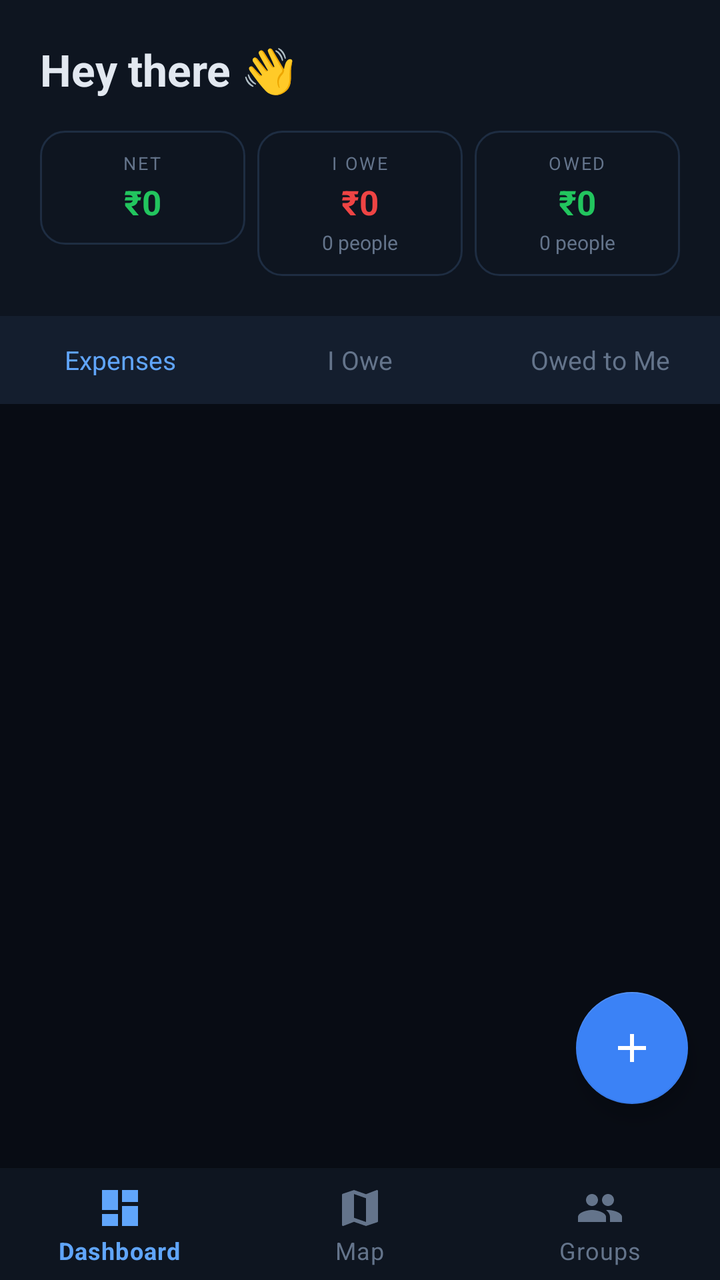
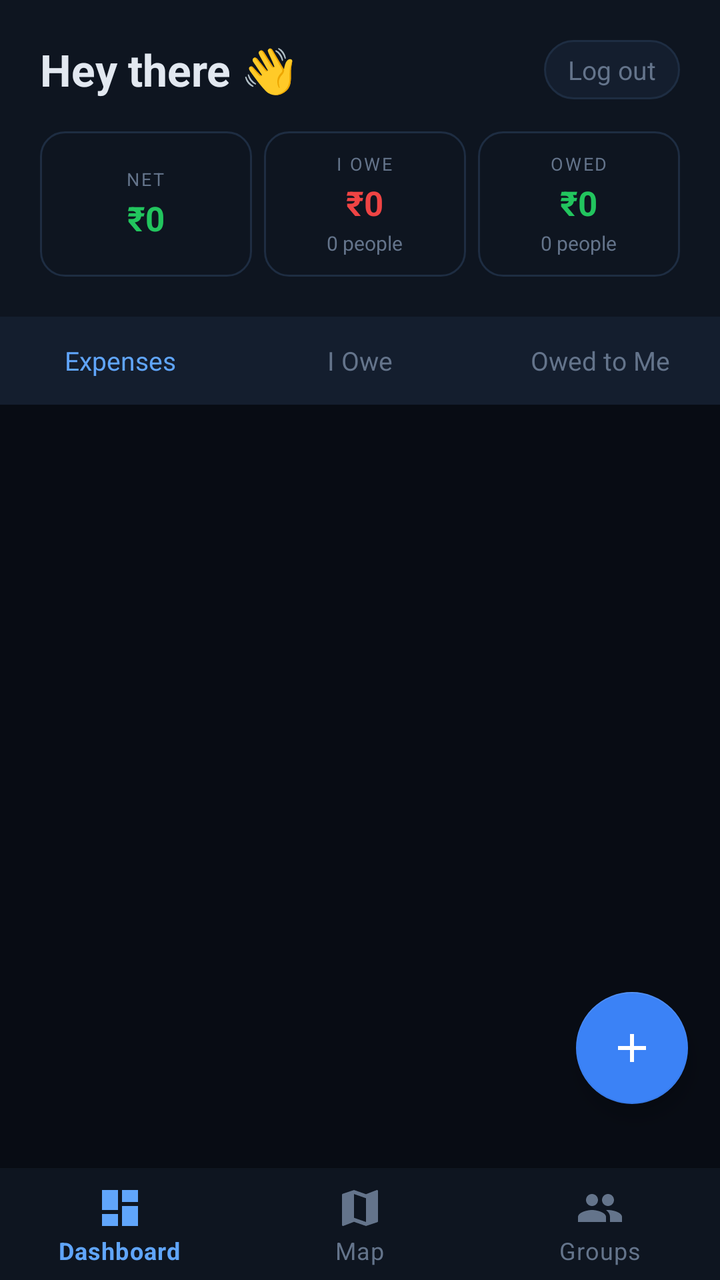

Before-and-after screenshots of an Android layout around one commit, followed by the original layout XML and the change that was made.
<!-- AndroidManifest.xml: application theme Theme.Splitr -->
<!-- res/layout/activity_dashboard.xml -->
<?xml version="1.0" encoding="utf-8"?>
<androidx.coordinatorlayout.widget.CoordinatorLayout
    xmlns:android="http://schemas.android.com/apk/res/android"
    xmlns:app="http://schemas.android.com/apk/res-auto"
    android:layout_width="match_parent"
    android:layout_height="match_parent"
    android:background="@color/bg">

    
    <TextView
        android:id="@+id/tvOfflineBanner"
        android:layout_width="match_parent"
        android:layout_height="wrap_content"
        android:text="📵 Offline — showing cached data"
        android:textColor="#fbbf24"
        android:textSize="12sp"
        android:gravity="center"
        android:background="#1a1200"
        android:padding="10dp"
        android:visibility="gone"
        android:elevation="4dp"/>

    
    <TextView
        android:id="@+id/tvPendingBanner"
        android:layout_width="match_parent"
        android:layout_height="wrap_content"
        android:textColor="#34d399"
        android:textSize="12sp"
        android:gravity="center"
        android:background="#001a0d"
        android:padding="10dp"
        android:visibility="gone"
        android:elevation="4dp"
        android:layout_marginTop="38dp"/>

    <LinearLayout
        android:layout_width="match_parent"
        android:layout_height="match_parent"
        android:orientation="vertical"
        android:paddingBottom="72dp">

        
        <LinearLayout
            android:layout_width="match_parent"
            android:layout_height="wrap_content"
            android:orientation="vertical"
            android:background="@color/surface"
            android:padding="20dp">

            <TextView
                android:id="@+id/tvUsername"
                android:layout_width="wrap_content"
                android:layout_height="wrap_content"
                android:text="Hey there 👋"
                android:textSize="22sp"
                android:textStyle="bold"
                android:textColor="@color/text"/>

            
            <LinearLayout
                android:layout_width="match_parent"
                android:layout_height="wrap_content"
                android:orientation="horizontal"
                android:layout_marginTop="16dp"
                android:weightSum="3">

                
                <LinearLayout
                    android:layout_width="0dp"
                    android:layout_height="wrap_content"
                    android:layout_weight="1"
                    android:orientation="vertical"
                    android:gravity="center"
                    android:background="@drawable/bg_card"
                    android:padding="10dp"
                    android:layout_marginEnd="6dp">
                    <TextView
                        android:layout_width="wrap_content"
                        android:layout_height="wrap_content"
                        android:text="NET"
                        android:textSize="9sp"
                        android:textColor="@color/muted"
                        android:letterSpacing="0.1"/>
                    <TextView
                        android:id="@+id/tvNetBalance"
                        android:layout_width="wrap_content"
                        android:layout_height="wrap_content"
                        android:text="₹0"
                        android:textSize="17sp"
                        android:textStyle="bold"
                        android:textColor="@color/green"
                        android:layout_marginTop="2dp"/>
                </LinearLayout>

                
                <LinearLayout
                    android:layout_width="0dp"
                    android:layout_height="wrap_content"
                    android:layout_weight="1"
                    android:orientation="vertical"
                    android:gravity="center"
                    android:background="@drawable/bg_card"
                    android:padding="10dp"
                    android:layout_marginEnd="6dp">
                    <TextView
                        android:layout_width="wrap_content"
                        android:layout_height="wrap_content"
                        android:text="I OWE"
                        android:textSize="9sp"
                        android:textColor="@color/muted"
                        android:letterSpacing="0.1"/>
                    <TextView
                        android:id="@+id/tvIOwe"
                        android:layout_width="wrap_content"
                        android:layout_height="wrap_content"
                        android:text="₹0"
                        android:textSize="17sp"
                        android:textStyle="bold"
                        android:textColor="@color/red"
                        android:layout_marginTop="2dp"/>
                    
                    <TextView
                        android:id="@+id/tvIOweCount"
                        android:layout_width="wrap_content"
                        android:layout_height="wrap_content"
                        android:text="0 people"
                        android:textSize="10sp"
                        android:textColor="@color/muted"
                        android:layout_marginTop="2dp"/>
                </LinearLayout>

                
                <LinearLayout
                    android:layout_width="0dp"
                    android:layout_height="wrap_content"
                    android:layout_weight="1"
                    android:orientation="vertical"
                    android:gravity="center"
                    android:background="@drawable/bg_card"
                    android:padding="10dp">
                    <TextView
                        android:layout_width="wrap_content"
                        android:layout_height="wrap_content"
                        android:text="OWED"
                        android:textSize="9sp"
                        android:textColor="@color/muted"
                        android:letterSpacing="0.1"/>
                    <TextView
                        android:id="@+id/tvOwedToMe"
                        android:layout_width="wrap_content"
                        android:layout_height="wrap_content"
                        android:text="₹0"
                        android:textSize="17sp"
                        android:textStyle="bold"
                        android:textColor="@color/green"
                        android:layout_marginTop="2dp"/>
                    
                    <TextView
                        android:id="@+id/tvOwedCount"
                        android:layout_width="wrap_content"
                        android:layout_height="wrap_content"
                        android:text="0 people"
                        android:textSize="10sp"
                        android:textColor="@color/muted"
                        android:layout_marginTop="2dp"/>
                </LinearLayout>

            </LinearLayout>
        </LinearLayout>

        
        <LinearLayout
            android:layout_width="match_parent"
            android:layout_height="wrap_content"
            android:orientation="vertical"
            android:background="@color/surface2">

            <LinearLayout
                android:layout_width="match_parent"
                android:layout_height="44dp"
                android:orientation="horizontal">

                <TextView
                    android:id="@+id/tabExpenses"
                    android:layout_width="0dp"
                    android:layout_height="match_parent"
                    android:layout_weight="1"
                    android:gravity="center"
                    android:text="Expenses"
                    android:textSize="13sp"
                    android:textColor="@color/blue_bright"
                    android:background="@drawable/selector_tab_bottom"
                    android:clickable="true"
                    android:focusable="true"/>

                <TextView
                    android:id="@+id/tabIOwe"
                    android:layout_width="0dp"
                    android:layout_height="match_parent"
                    android:layout_weight="1"
                    android:gravity="center"
                    android:text="I Owe"
                    android:textSize="13sp"
                    android:textColor="@color/muted"
                    android:background="@drawable/selector_tab_bottom"
                    android:clickable="true"
                    android:focusable="true"/>

                <TextView
                    android:id="@+id/tabOwed"
                    android:layout_width="0dp"
                    android:layout_height="match_parent"
                    android:layout_weight="1"
                    android:gravity="center"
                    android:text="Owed to Me"
                    android:textSize="13sp"
                    android:textColor="@color/muted"
                    android:background="@drawable/selector_tab_bottom"
                    android:clickable="true"
                    android:focusable="true"/>
            </LinearLayout>

            
            <TextView
                android:id="@+id/tvSummaryBar"
                android:layout_width="match_parent"
                android:layout_height="wrap_content"
                android:text=""
                android:textSize="11sp"
                android:textColor="@color/muted"
                android:gravity="center"
                android:padding="6dp"
                android:background="@color/bg"
                android:visibility="gone"/>
        </LinearLayout>

        
        <FrameLayout
            android:layout_width="match_parent"
            android:layout_height="0dp"
            android:layout_weight="1">

            <androidx.recyclerview.widget.RecyclerView
                android:id="@+id/rvExpenses"
                android:layout_width="match_parent"
                android:layout_height="match_parent"
                android:padding="12dp"
                android:clipToPadding="false"/>

            <androidx.recyclerview.widget.RecyclerView
                android:id="@+id/rvIOwe"
                android:layout_width="match_parent"
                android:layout_height="match_parent"
                android:padding="12dp"
                android:clipToPadding="false"
                android:visibility="gone"/>

            <androidx.recyclerview.widget.RecyclerView
                android:id="@+id/rvOwed"
                android:layout_width="match_parent"
                android:layout_height="match_parent"
                android:padding="12dp"
                android:clipToPadding="false"
                android:visibility="gone"/>
        </FrameLayout>

    </LinearLayout>

    
    <com.google.android.material.floatingactionbutton.FloatingActionButton
        android:id="@+id/fabAdd"
        android:layout_width="wrap_content"
        android:layout_height="wrap_content"
        android:layout_gravity="bottom|end"
        android:layout_marginEnd="16dp"
        android:layout_marginBottom="88dp"
        app:backgroundTint="@color/blue"
        android:src="@drawable/ic_add"
        app:tint="@color/white"/>

    
    <com.google.android.material.bottomnavigation.BottomNavigationView
        android:id="@+id/bottomNav"
        android:layout_width="match_parent"
        android:layout_height="wrap_content"
        android:layout_gravity="bottom"
        android:background="@color/surface"
        app:menu="@menu/bottom_nav"
        app:itemIconTint="@color/nav_icon_color"
        app:itemTextColor="@color/nav_icon_color"/>

</androidx.coordinatorlayout.widget.CoordinatorLayout>
<!-- resources referenced by this layout -->
<resources>
  <color name="bg">#080C14</color>
  <color name="blue">#3B82F6</color>
  <color name="blue_bright">#60A5FA</color>
  <color name="green">#22C55E</color>
  <color name="muted">#64748B</color>
  <color name="red">#EF4444</color>
  <color name="surface">#0E1520</color>
  <color name="surface2">#141E2E</color>
  <color name="text">#E2E8F0</color>
  <color name="white">#FFFFFF</color>
  <!-- drawable bg_card (drawable) -->
  <?xml version="1.0" encoding="utf-8"?>
  <shape xmlns:android="http://schemas.android.com/apk/res/android">
      <solid android:color="@color/surface" />
      <corners android:radius="12dp" />
      <stroke android:width="1dp" android:color="@color/border" />
  </shape>
  <!-- drawable ic_add (drawable) -->
  <?xml version="1.0" encoding="utf-8"?>
  <vector xmlns:android="http://schemas.android.com/apk/res/android"
      android:width="24dp"
      android:height="24dp"
      android:viewportWidth="24"
      android:viewportHeight="24">
      <path
          android:fillColor="#FFFFFFFF"
          android:pathData="M19,13H13V19H11V13H5V11H11V5H13V11H19V13Z"/>
  </vector>
  <!-- drawable selector_tab_bottom (drawable) -->
  <?xml version="1.0" encoding="utf-8"?>
  <selector xmlns:android="http://schemas.android.com/apk/res/android">
      <item android:state_selected="true">
          <shape>
              <solid android:color="@color/surface"/>
              <stroke android:width="0dp" android:color="@color/transparent"/>
              
          </shape>
      </item>
      <item>
          <shape>
              <solid android:color="@color/surface2"/>
          </shape>
      </item>
  </selector>
  <style name="Theme.Splitr" parent="Theme.MaterialComponents.DayNight.NoActionBar">
          <item name="colorPrimary">@color/blue</item>
          <item name="colorPrimaryVariant">@color/blue_dark</item>
          <item name="colorOnPrimary">@color/white</item>
          <item name="colorSecondary">@color/blue_bright</item>
          <item name="colorSurface">@color/surface</item>
          <item name="colorOnSurface">@color/text</item>
          <item name="android:windowBackground">@color/bg</item>
          <item name="android:statusBarColor">@color/bg</item>
          <item name="android:navigationBarColor">@color/surface</item>
          <item name="android:windowLightStatusBar">false</item>
          <item name="android:textColor">@color/text</item>
      </style>
  <color name="border">#1E2D42</color>
  <color name="transparent">#00000000</color>
  <color name="blue_dark">#1D4ED8</color>
</resources>

<!-- the commit's change to res/layout/activity_dashboard.xml (unified diff, before → after) -->
@@ -12,10 +12,10 @@
         android:layout_width="match_parent"
         android:layout_height="wrap_content"
         android:text="📵 Offline — showing cached data"
-        android:textColor="#fbbf24"
+        android:textColor="@color/orange"
         android:textSize="12sp"
         android:gravity="center"
-        android:background="#1a1200"
+        android:background="@color/surface2"
         android:padding="10dp"
         android:visibility="gone"
         android:elevation="4dp"/>
@@ -25,10 +25,10 @@
         android:id="@+id/tvPendingBanner"
         android:layout_width="match_parent"
         android:layout_height="wrap_content"
-        android:textColor="#34d399"
+        android:textColor="@color/green"
         android:textSize="12sp"
         android:gravity="center"
-        android:background="#001a0d"
+        android:background="@color/surface2"
         android:padding="10dp"
         android:visibility="gone"
         android:elevation="4dp"
@@ -41,93 +41,121 @@
         android:paddingBottom="72dp">
 
         
+
+        
         <LinearLayout
             android:layout_width="match_parent"
             android:layout_height="wrap_content"
+            android:background="@color/surface"
             android:orientation="vertical"
-            android:background="@color/surface"
             android:padding="20dp">
-
-            <TextView
-                android:id="@+id/tvUsername"
-                android:layout_width="wrap_content"
-                android:layout_height="wrap_content"
-                android:text="Hey there 👋"
-                android:textSize="22sp"
-                android:textStyle="bold"
-                android:textColor="@color/text"/>
 
             
             <LinearLayout
                 android:layout_width="match_parent"
                 android:layout_height="wrap_content"
+                android:gravity="center_vertical"
+                android:orientation="horizontal">
+
+                <TextView
+                    android:id="@+id/tvUsername"
+                    android:layout_width="0dp"
+                    android:layout_height="wrap_content"
+                    android:layout_weight="1"
+                    android:text="Hey there 👋"
+                    android:textColor="@color/text"
+                    android:textSize="22sp"
+                    android:textStyle="bold" />
+
+                <TextView
+                    android:id="@+id/btnLogout"
+                    android:layout_width="wrap_content"
+                    android:layout_height="wrap_content"
+                    android:background="@drawable/bg_chip"
+                    android:clickable="true"
+                    android:focusable="true"
+                    android:paddingHorizontal="12dp"
+                    android:paddingVertical="6dp"
+                    android:text="Log out"
+                    android:textColor="@color/muted"
+                    android:textSize="13sp" />
+            </LinearLayout>
+
+            
+            <LinearLayout
+                android:layout_width="match_parent"
+                android:layout_height="wrap_content"
+                android:layout_marginTop="16dp"
                 android:orientation="horizontal"
-                android:layout_marginTop="16dp"
                 android:weightSum="3">
 
                 
                 <LinearLayout
-                    android:layout_width="0dp"
-                    android:layout_height="wrap_content"
-                    android:layout_weight="1"
+                    android:layout_width="5dp"
+                    android:layout_height="match_parent"
+                    android:layout_marginEnd="6dp"
+                    android:layout_weight="1"
+                    android:background="@drawable/bg_card"
+                    android:gravity="center"
                     android:orientation="vertical"
-                    android:gravity="center"
-                    android:background="@drawable/bg_card"
-                    android:padding="10dp"
-                    android:layout_marginEnd="6dp">
-                    <TextView
-                        android:layout_width="wrap_content"
-                        android:layout_height="wrap_content"
+                    android:padding="10dp">
+
+                    <TextView
+                        android:layout_width="wrap_content"
+                        android:layout_height="wrap_content"
+                        android:letterSpacing="0.1"
                         android:text="NET"
-                        android:textSize="9sp"
-                        android:textColor="@color/muted"
-                        android:letterSpacing="0.1"/>
+                        android:textColor="@color/muted"
+                        android:textSize="9sp" />
+
                     <TextView
                         android:id="@+id/tvNetBalance"
                         android:layout_width="wrap_content"
                         android:layout_height="wrap_content"
+                        android:layout_marginTop="2dp"
                         android:text="₹0"
+                        android:textColor="@color/green"
                         android:textSize="17sp"
-                        android:textStyle="bold"
-                        android:textColor="@color/green"
-                        android:layout_marginTop="2dp"/>
+                        android:textStyle="bold" />
                 </LinearLayout>
 
                 
                 <LinearLayout
                     android:layout_width="0dp"
                     android:layout_height="wrap_content"
-                    android:layout_weight="1"
+                    android:layout_marginEnd="6dp"
+                    android:layout_weight="1"
+                    android:background="@drawable/bg_card"
+                    android:gravity="center"
                     android:orientation="vertical"
-                    android:gravity="center"
-                    android:background="@drawable/bg_card"
-                    android:padding="10dp"
-                    android:layout_marginEnd="6dp">
-                    <TextView
-                        android:layout_width="wrap_content"
-                        android:layout_height="wrap_content"
+                    android:padding="10dp">
+
+                    <TextView
+                        android:layout_width="wrap_content"
+                        android:layout_height="wrap_content"
+                        android:letterSpacing="0.1"
                         android:text="I OWE"
-                        android:textSize="9sp"
-                        android:textColor="@color/muted"
-                        android:letterSpacing="0.1"/>
+                        android:textColor="@color/muted"
+                        android:textSize="9sp" />
+
                     <TextView
                         android:id="@+id/tvIOwe"
                         android:layout_width="wrap_content"
                         android:layout_height="wrap_content"
+                        android:layout_marginTop="2dp"
                         android:text="₹0"
+                        android:textColor="@color/red"
                         android:textSize="17sp"
-                        android:textStyle="bold"
-                        android:textColor="@color/red"
-                        android:layout_marginTop="2dp"/>
+                        android:textStyle="bold" />
                     
                     <TextView
                         android:id="@+id/tvIOweCount"
                         android:layout_width="wrap_content"
                         android:layout_height="wrap_content"
+                        android:layout_marginTop="2dp"
                         android:text="0 people"
-                        android:textSize="10sp"
-                        android:textColor="@color/muted"
-                        android:layout_marginTop="2dp"/>
+                        android:textColor="@color/muted"
+                        android:textSize="10sp" />
                 </LinearLayout>
 
                 
@@ -135,41 +163,42 @@
                     android:layout_width="0dp"
                     android:layout_height="wrap_content"
                     android:layout_weight="1"
+                    android:background="@drawable/bg_card"
+                    android:gravity="center"
                     android:orientation="vertical"
-                    android:gravity="center"
-                    android:background="@drawable/bg_card"
                     android:padding="10dp">
-                    <TextView
-                        android:layout_width="wrap_content"
-                        android:layout_height="wrap_content"
+
+                    <TextView
+                        android:layout_width="wrap_content"
+                        android:layout_height="wrap_content"
+                        android:letterSpacing="0.1"
                         android:text="OWED"
-                        android:textSize="9sp"
-                        android:textColor="@color/muted"
-                        android:letterSpacing="0.1"/>
+                        android:textColor="@color/muted"
+                        android:textSize="9sp" />
+
                     <TextView
                         android:id="@+id/tvOwedToMe"
                         android:layout_width="wrap_content"
                         android:layout_height="wrap_content"
+                        android:layout_marginTop="2dp"
                         android:text="₹0"
+                        android:textColor="@color/green"
                         android:textSize="17sp"
-                        android:textStyle="bold"
-                        android:textColor="@color/green"
-                        android:layout_marginTop="2dp"/>
+                        android:textStyle="bold" />
                     
                     <TextView
                         android:id="@+id/tvOwedCount"
                         android:layout_width="wrap_content"
                         android:layout_height="wrap_content"
+                        android:layout_marginTop="2dp"
                         android:text="0 people"
-                        android:textSize="10sp"
-                        android:textColor="@color/muted"
-                        android:layout_marginTop="2dp"/>
+                        android:textColor="@color/muted"
+                        android:textSize="10sp" />
                 </LinearLayout>
 
             </LinearLayout>
         </LinearLayout>
 
-        
         <LinearLayout
             android:layout_width="match_parent"
             android:layout_height="wrap_content"
@@ -232,7 +261,7 @@
                 android:gravity="center"
                 android:padding="6dp"
                 android:background="@color/bg"
-                android:visibility="gone"/>
+                android:visibility="visible"/>
         </LinearLayout>
 
         
<!-- resource entries referenced after the edit -->
@@ -5,6 +5,7 @@
   <color name="blue_bright">#60A5FA</color>
   <color name="green">#22C55E</color>
   <color name="muted">#64748B</color>
+  <color name="orange">#F97316</color>
   <color name="red">#EF4444</color>
   <color name="surface">#0E1520</color>
   <color name="surface2">#141E2E</color>
@@ -16,6 +17,13 @@
       <solid android:color="@color/surface" />
       <corners android:radius="12dp" />
       <stroke android:width="1dp" android:color="@color/border" />
+  </shape>
+  <!-- drawable bg_chip (drawable) -->
+  <?xml version="1.0" encoding="utf-8"?>
+  <shape xmlns:android="http://schemas.android.com/apk/res/android">
+      <solid android:color="@color/surface2"/>
+      <corners android:radius="20dp"/>
+      <stroke android:width="1dp" android:color="@color/border"/>
   </shape>
   <!-- drawable ic_add (drawable) -->
   <?xml version="1.0" encoding="utf-8"?>
